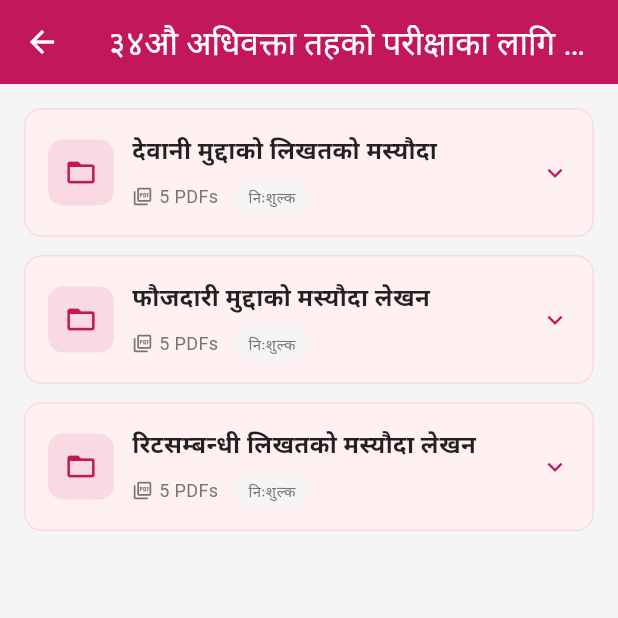
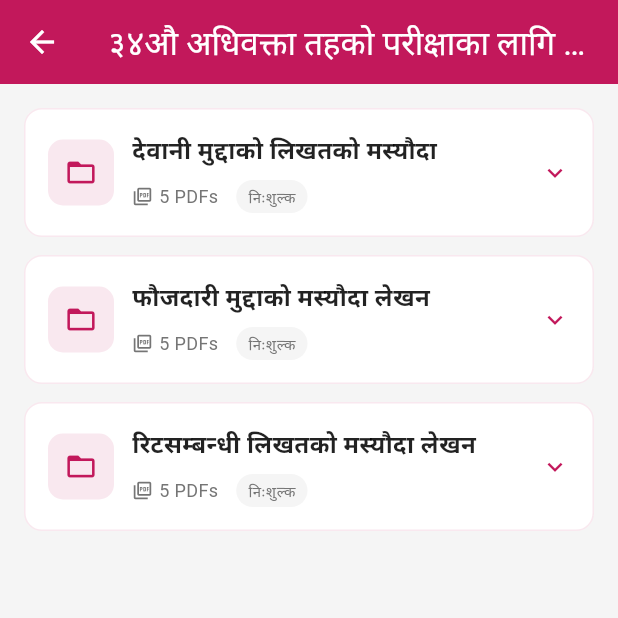
Before and after one commit to appDIbetu/tutor, a Flutter app: the screen it shows after launch, after a tap on "३४औ अधिवक्ता तहको परीक्षाका लागि तोकिएका", on a phone screen of 412 x 824 dp, the top half of it. Run offline on Flutter 3.47's test engine with Material 3 defaults, Android fonts, the phone set to English and light mode, and no system bars; our stand-ins replace bloc, carousel_slider, equatable, fl_chart, flutter_bloc, google_nav_bar and 4 more; missing offline and left inert: syncfusion_flutter_pdfviewer; network calls fail; Roboto replaces fonts that are missing (Poppins).

Commit message:
revamped to white

```diff
--- a/lib/features/calendar/view/calendar_screen.dart
+++ b/lib/features/calendar/view/calendar_screen.dart
@@ -1,12 +1,23 @@
 import 'package:flutter/material.dart';
+import 'package:flutter/services.dart';
+import '../../../core/constants/app_colors.dart';
 
 class CalendarScreen extends StatelessWidget {
   const CalendarScreen({super.key});
 
   @override
   Widget build(BuildContext context) {
+    // Set status bar to white text/icons
+    SystemChrome.setSystemUIOverlayStyle(
+      const SystemUiOverlayStyle(
+        statusBarColor: Colors.transparent,
+        statusBarIconBrightness: Brightness.light,
+        statusBarBrightness: Brightness.dark,
+      ),
+    );
+
     return Scaffold(
-      appBar: AppBar(title: const Text('Calendar')),
+      backgroundColor: AppColors.background,
       body: const Center(
         child: Text('Calendar Screen', style: TextStyle(fontSize: 24)),
       ),
--- a/lib/features/exam/view/available_exams_screen.dart
+++ b/lib/features/exam/view/available_exams_screen.dart
@@ -64,6 +64,7 @@ class AvailableExamsScreen extends StatelessWidget {
     return Card(
       margin: const EdgeInsets.only(bottom: 12),
       elevation: 2,
+      color: Colors.white,
       shape: RoundedRectangleBorder(borderRadius: BorderRadius.circular(12.0)),
       child: Padding(
         padding: const EdgeInsets.all(16),
--- a/lib/features/exam/view/subject_list_screen.dart
+++ b/lib/features/exam/view/subject_list_screen.dart
@@ -168,6 +168,7 @@ class _SubjectTile extends StatelessWidget {
     return Card(
       margin: EdgeInsets.zero,
       elevation: 2,
+      color: Colors.white,
       shape: RoundedRectangleBorder(borderRadius: BorderRadius.circular(12.0)),
       child: Padding(
         padding: const EdgeInsets.all(16),
--- a/lib/features/feed/view/feed_screen.dart
+++ b/lib/features/feed/view/feed_screen.dart
@@ -1,12 +1,23 @@
 import 'package:flutter/material.dart';
+import 'package:flutter/services.dart';
+import '../../../core/constants/app_colors.dart';
 
 class FeedScreen extends StatelessWidget {
   const FeedScreen({super.key});
 
   @override
   Widget build(BuildContext context) {
+    // Set status bar to white text/icons
+    SystemChrome.setSystemUIOverlayStyle(
+      const SystemUiOverlayStyle(
+        statusBarColor: Colors.transparent,
+        statusBarIconBrightness: Brightness.light,
+        statusBarBrightness: Brightness.dark,
+      ),
+    );
+
     return Scaffold(
-      appBar: AppBar(title: const Text('Feed')),
+      backgroundColor: AppColors.background,
       body: const Center(
         child: Text('Feed Screen', style: TextStyle(fontSize: 24)),
       ),
--- a/lib/features/home/view/home_screen.dart
+++ b/lib/features/home/view/home_screen.dart
@@ -1,4 +1,5 @@
 import 'package:flutter/material.dart';
+import 'package:flutter/services.dart';
 import 'package:flutter_bloc/flutter_bloc.dart';
 import 'package:carousel_slider/carousel_slider.dart';
 import '../bloc/home_bloc.dart';
@@ -16,12 +17,17 @@ class HomeScreen extends StatelessWidget {
 
   @override
   Widget build(BuildContext context) {
+    // Set status bar to white text/icons
+    SystemChrome.setSystemUIOverlayStyle(
+      const SystemUiOverlayStyle(
+        statusBarColor: Colors.transparent,
+        statusBarIconBrightness: Brightness.light,
+        statusBarBrightness: Brightness.dark,
+      ),
+    );
+
     return Scaffold(
       backgroundColor: AppColors.background,
-      appBar: PreferredSize(
-        preferredSize: const Size.fromHeight(kToolbarHeight),
-        child: AppBar(backgroundColor: AppColors.primary, elevation: 0),
-      ),
       body: BlocBuilder<HomeBloc, HomeState>(
         builder: (context, state) {
           if (state is HomeLoadInProgress || state is HomeInitial) {
@@ -45,7 +51,7 @@ class HomeScreen extends StatelessWidget {
                           userName = state.userName;
                         }
                         return SizedBox(
-                          height: 225,
+                          height: 320,
                           child: Stack(
                             clipBehavior: Clip.none,
                             children: [
@@ -53,14 +59,14 @@ class HomeScreen extends StatelessWidget {
                                 top: 0,
                                 left: 0,
                                 right: 0,
-                                bottom: 65,
+                                bottom: 75,
                                 child: Container(
                                   color: AppColors.primary,
                                   padding: const EdgeInsets.fromLTRB(
                                     16,
-                                    0,
+                                    80,
                                     16,
-                                    20,
+                                    80,
                                   ),
                                   alignment: Alignment.topLeft,
                                   child: Text(
@@ -76,7 +82,7 @@ class HomeScreen extends StatelessWidget {
                               Positioned(
                                 left: 16,
                                 right: 16,
-                                bottom: 0,
+                                bottom: 10,
                                 child: ExamCodeCard(),
                               ),
                             ],
@@ -85,7 +91,7 @@ class HomeScreen extends StatelessWidget {
                       },
                     ),
                   ),
-                  const SliverToBoxAdapter(child: SizedBox(height: 25)),
+                  const SliverToBoxAdapter(child: SizedBox(height: 16.0)),
                   SliverToBoxAdapter(
                     child: Container(
                       padding: const EdgeInsets.symmetric(horizontal: 16.0),
@@ -152,6 +158,7 @@ class HomeScreen extends StatelessWidget {
     return Card(
       margin: EdgeInsets.zero,
       elevation: 2,
+      color: Colors.white,
       shape: RoundedRectangleBorder(borderRadius: BorderRadius.circular(8.0)),
       child: InkWell(
         onTap: () {
@@ -208,8 +215,15 @@ class HomeScreen extends StatelessWidget {
         child: Container(
           padding: const EdgeInsets.all(16),
           decoration: BoxDecoration(
-            color: AppColors.primary.withValues(alpha: 0.1),
+            color: Colors.white,
             borderRadius: BorderRadius.circular(12),
+            boxShadow: [
+              BoxShadow(
+                color: Colors.grey.withValues(alpha: 0.2),
+                blurRadius: 4,
+                offset: const Offset(0, 2),
+              ),
+            ],
           ),
           child: const Row(
             children: [
@@ -288,8 +302,15 @@ class _PromoCarouselWidgetState extends State<_PromoCarouselWidget> {
               final promo = promoData[index];
               return Container(
                 decoration: BoxDecoration(
-                  color: AppColors.primary.withValues(alpha: 0.1),
+                  color: Colors.white,
                   borderRadius: BorderRadius.circular(16),
+                  boxShadow: [
+                    BoxShadow(
+                      color: Colors.grey.withValues(alpha: 0.2),
+                      blurRadius: 4,
+                      offset: const Offset(0, 2),
+                    ),
+                  ],
                 ),
                 child: Padding(
                   padding: const EdgeInsets.all(20),
--- a/lib/features/home/widgets/exam_code_card.dart
+++ b/lib/features/home/widgets/exam_code_card.dart
@@ -43,6 +43,7 @@ class _ExamCodeCardState extends State<ExamCodeCard> {
       // Let the parent Positioned control horizontal insets exactly.
       margin: EdgeInsets.zero,
       elevation: 4,
+      color: Colors.white,
       shape: RoundedRectangleBorder(borderRadius: BorderRadius.circular(8.0)),
       child: Padding(
         padding: const EdgeInsets.all(16.0),
--- a/lib/features/masyauda/view/masyauda_subjects_screen.dart
+++ b/lib/features/masyauda/view/masyauda_subjects_screen.dart
@@ -257,6 +257,7 @@ class _MasyaudaSubjectsScreenState extends State<MasyaudaSubjectsScreen> {
     return Card(
       margin: EdgeInsets.zero,
       elevation: 0,
+      color: Colors.white,
       shape: RoundedRectangleBorder(
         borderRadius: BorderRadius.circular(12),
         side: BorderSide(
--- a/lib/features/notes/view/notes_subjects_screen.dart
+++ b/lib/features/notes/view/notes_subjects_screen.dart
@@ -102,6 +102,7 @@ class _NotesSubjectsScreenState extends State<NotesSubjectsScreen> {
     return Card(
       margin: EdgeInsets.zero,
       elevation: 0,
+      color: Colors.white,
       shape: RoundedRectangleBorder(
         borderRadius: BorderRadius.circular(12),
         side: BorderSide(
--- a/lib/features/profile/view/profile_screen.dart
+++ b/lib/features/profile/view/profile_screen.dart
@@ -1,4 +1,5 @@
 import 'package:flutter/material.dart';
+import 'package:flutter/services.dart';
 import 'package:flutter_bloc/flutter_bloc.dart';
 // This is a relative path. It goes "up" one level from the 'view' folder
 // and then "down" into the 'bloc' folder.
@@ -10,14 +11,17 @@ class ProfileScreen extends StatelessWidget {
 
   @override
   Widget build(BuildContext context) {
+    // Set status bar to white text/icons
+    SystemChrome.setSystemUIOverlayStyle(
+      const SystemUiOverlayStyle(
+        statusBarColor: Colors.transparent,
+        statusBarIconBrightness: Brightness.light,
+        statusBarBrightness: Brightness.dark,
+      ),
+    );
+
     return Scaffold(
       backgroundColor: AppColors.background,
-      appBar: AppBar(
-        backgroundColor: AppColors.primary,
-        automaticallyImplyLeading: false,
-        title: const Text('Profile'),
-        elevation: 0,
-      ),
       body: BlocBuilder<ProfileBloc, ProfileState>(
         builder: (context, state) {
           if (state is ProfileLoadInProgress || state is ProfileInitial) {
@@ -48,6 +52,7 @@ class ProfileScreen extends StatelessWidget {
                   ),
                   const SizedBox(height: 10),
                   const Text('About us | Privacy'),
+                  const SizedBox(height: 20),
                 ],
               ),
             );
@@ -62,6 +67,7 @@ class ProfileScreen extends StatelessWidget {
     return Container(
       width: double.infinity,
       color: AppColors.primary,
+      padding: const EdgeInsets.only(top: 70, bottom: 0),
       child: Column(
         children: [
           const SizedBox(height: 20),
--- a/lib/features/quiz/view/quiz_subjects_screen.dart
+++ b/lib/features/quiz/view/quiz_subjects_screen.dart
@@ -207,6 +207,7 @@ class _QuizSubjectsScreenState extends State<QuizSubjectsScreen> {
     return Card(
       margin: EdgeInsets.zero,
       elevation: 0,
+      color: Colors.white,
       shape: RoundedRectangleBorder(
         borderRadius: BorderRadius.circular(12),
         side: BorderSide(
```
